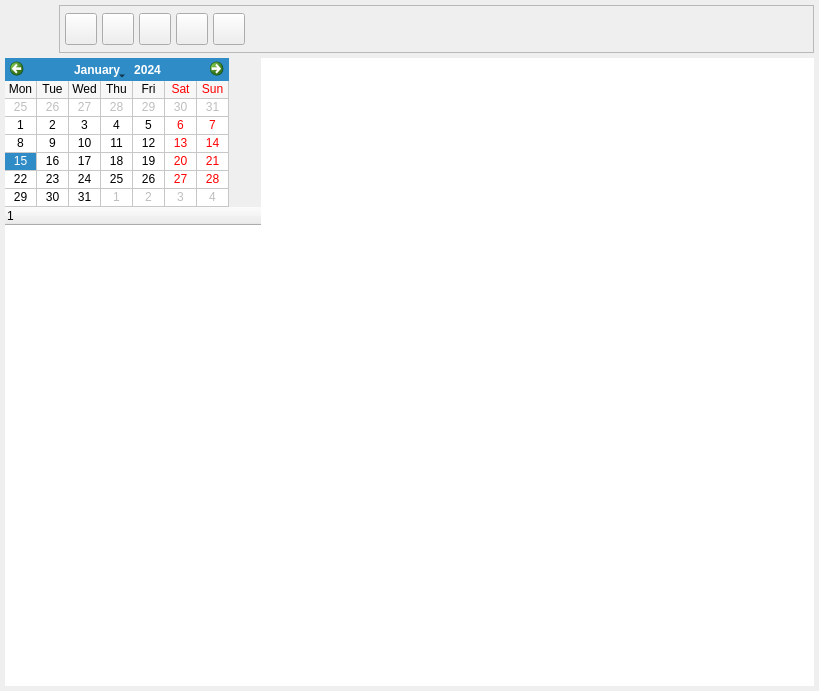
The window that bulmages/bulmafact/plugins/plugincuadrante/cuadrantebase.ui (eboladev/Bulmages-1) describes before a commit, drawn with Qt 5.
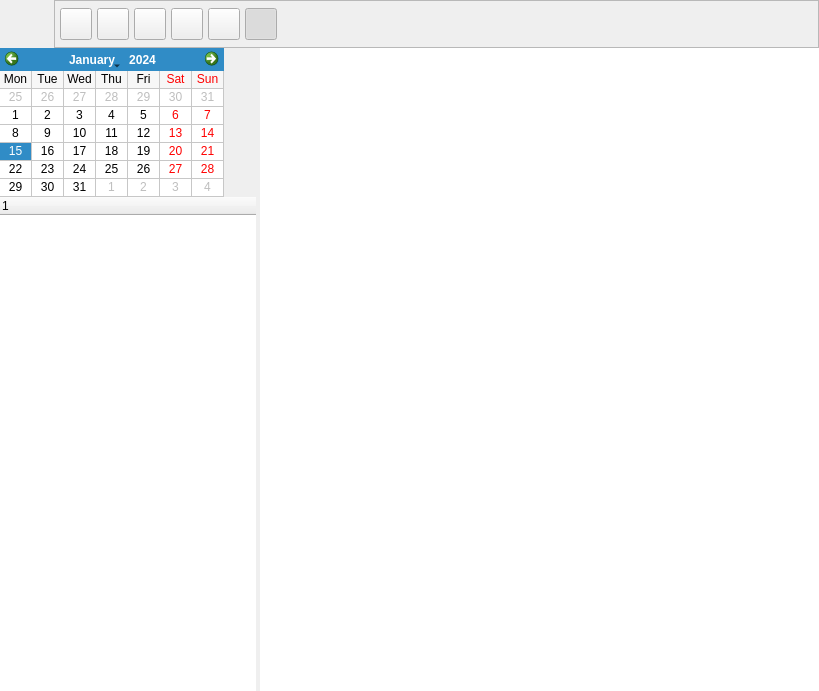
The same window after the commit. Icons and pictures are not drawn. Custom widgets are drawn as their Qt base class.

```diff
--- a/bulmages/bulmafact/plugins/plugincuadrante/cuadrantebase.ui
+++ b/bulmages/bulmafact/plugins/plugincuadrante/cuadrantebase.ui
@@ -17,11 +17,20 @@
    <iconset resource="../../../bulmages.qrc" >:/BulmaCont32x32/images/png/i_clock.png</iconset>
   </property>
   <layout class="QVBoxLayout" >
-   <property name="margin" >
-    <number>5</number>
-   </property>
    <property name="spacing" >
-    <number>5</number>
+    <number>0</number>
+   </property>
+   <property name="leftMargin" >
+    <number>0</number>
+   </property>
+   <property name="topMargin" >
+    <number>0</number>
+   </property>
+   <property name="rightMargin" >
+    <number>0</number>
+   </property>
+   <property name="bottomMargin" >
+    <number>0</number>
    </property>
    <item>
     <layout class="QHBoxLayout" >
@@ -62,12 +71,21 @@
         <enum>QFrame::Raised</enum>
        </property>
        <layout class="QHBoxLayout" >
-        <property name="margin" >
-         <number>5</number>
-        </property>
         <property name="spacing" >
          <number>5</number>
         </property>
+        <property name="leftMargin" >
+         <number>5</number>
+        </property>
+        <property name="topMargin" >
+         <number>0</number>
+        </property>
+        <property name="rightMargin" >
+         <number>0</number>
+        </property>
+        <property name="bottomMargin" >
+         <number>0</number>
+        </property>
         <item>
          <widget class="QToolButton" name="mui_editar" >
           <property name="minimumSize" >
@@ -253,6 +271,49 @@
           </property>
          </widget>
         </item>
+        <item>
+         <widget class="QToolButton" name="mui_ocultar" >
+          <property name="minimumSize" >
+           <size>
+            <width>32</width>
+            <height>32</height>
+           </size>
+          </property>
+          <property name="maximumSize" >
+           <size>
+            <width>32</width>
+            <height>32</height>
+           </size>
+          </property>
+          <property name="toolTip" >
+           <string>Ocultar Panel</string>
+          </property>
+          <property name="whatsThis" >
+           <string>Ocultar Panel</string>
+          </property>
+          <property name="text" >
+           <string/>
+          </property>
+          <property name="icon" >
+           <iconset resource="../../../bulmages.qrc" >:/BulmaCont32x32/images/png/i_tux.png</iconset>
+          </property>
+          <property name="iconSize" >
+           <size>
+            <width>32</width>
+            <height>32</height>
+           </size>
+          </property>
+          <property name="shortcut" >
+           <string>Ctrl+D</string>
+          </property>
+          <property name="checkable" >
+           <bool>true</bool>
+          </property>
+          <property name="checked" >
+           <bool>true</bool>
+          </property>
+         </widget>
+        </item>
         <item>
          <widget class="QFrame" name="mui_plugbotones" >
           <property name="sizePolicy" >
@@ -284,7 +345,7 @@
           </property>
           <property name="sizeHint" >
            <size>
-            <width>351</width>
+            <width>461</width>
             <height>34</height>
            </size>
           </property>
@@ -297,13 +358,14 @@
    </item>
    <item>
     <layout class="QHBoxLayout" >
-     <property name="margin" >
-      <number>0</number>
-     </property>
-     <property name="spacing" >
-      <number>0</number>
-     </property>
      <item>
+      <widget class="QFrame" name="frame_2" >
+       <property name="frameShape" >
+        <enum>QFrame::NoFrame</enum>
+       </property>
+       <property name="frameShadow" >
+        <enum>QFrame::Plain</enum>
+       </property>
       <layout class="QVBoxLayout" >
        <property name="margin" >
         <number>0</number>
@@ -314,9 +376,7 @@
        <item>
         <widget class="QCalendarWidget" name="mui_calendario" >
          <property name="sizePolicy" >
-          <sizepolicy>
-           <hsizetype>0</hsizetype>
-           <vsizetype>0</vsizetype>
+           <sizepolicy vsizetype="Fixed" hsizetype="Fixed" >
            <horstretch>0</horstretch>
            <verstretch>0</verstretch>
           </sizepolicy>
@@ -338,9 +398,7 @@
        <item>
         <widget class="CuadranteQTreeWidget" name="mui_listtrabajadores" >
          <property name="sizePolicy" >
-          <sizepolicy>
-           <hsizetype>0</hsizetype>
-           <vsizetype>13</vsizetype>
+           <sizepolicy vsizetype="Ignored" hsizetype="Fixed" >
            <horstretch>0</horstretch>
            <verstretch>0</verstretch>
           </sizepolicy>
@@ -386,9 +444,15 @@
          <property name="allColumnsShowFocus" >
           <bool>true</bool>
          </property>
+          <column>
+           <property name="text" >
+            <string>1</string>
+           </property>
+          </column>
         </widget>
        </item>
       </layout>
+      </widget>
      </item>
      <item>
       <widget class="CuadranteQTableWidget" name="mui_cuadrante" >
```
Left out of the diff: 57 changed lines with no effect on the pictures. Lines whose indentation alone changed are shown as unchanged.
